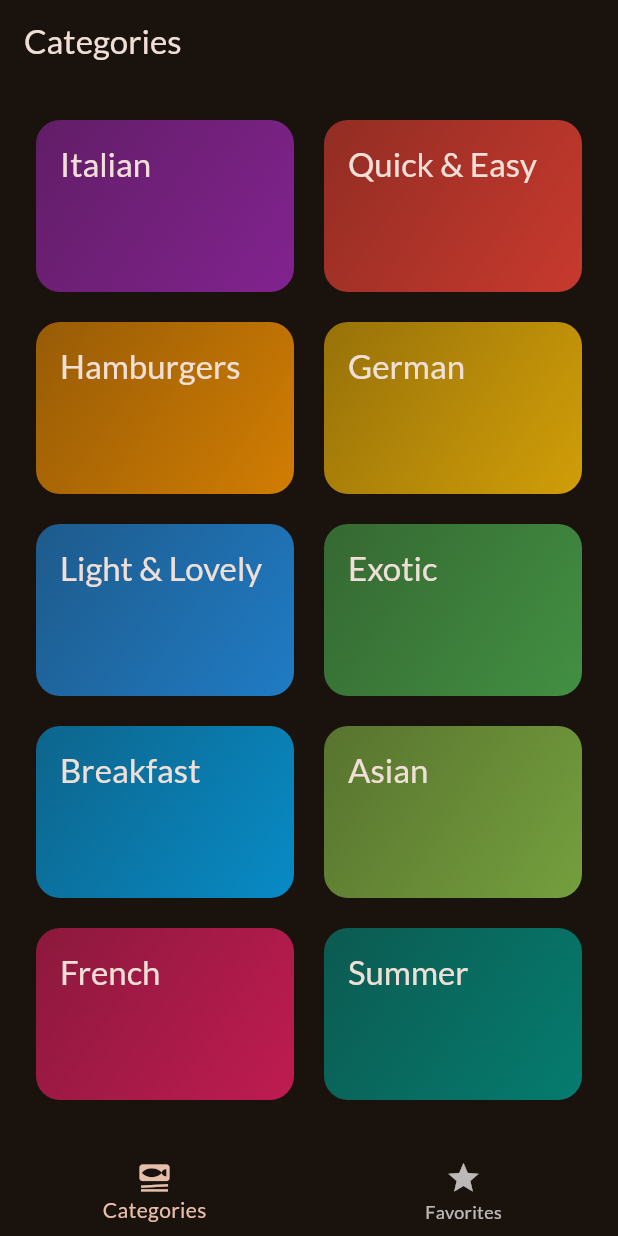
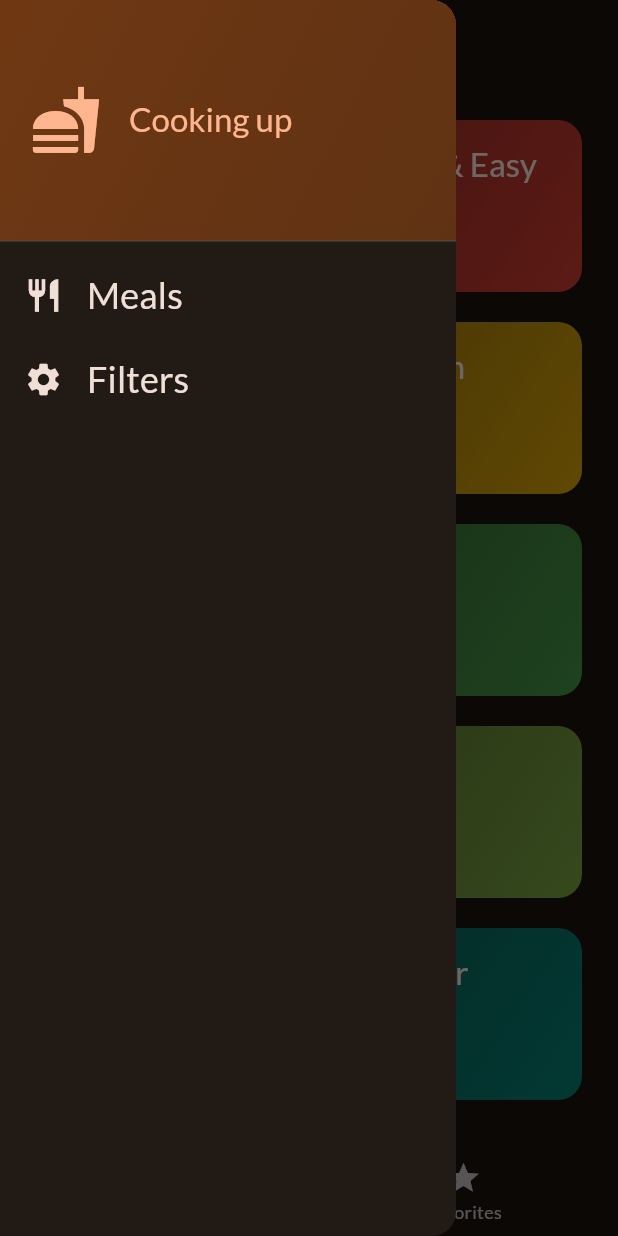
Before and after one commit to AndreNovaisBrito/meal_flutter_app, a Flutter app: the screen it shows after launch, with the side drawer open (before the commit the screen has no drawer), on a phone screen of 412 x 824 dp. Run offline on Flutter 3.47's test engine with Material 3 defaults, Android fonts, the phone set to English and light mode, and no system bars; our stand-ins replace google_fonts, transparent_image.

Commit message:
App finished

```diff
--- a/lib/screens/categories.dart
+++ b/lib/screens/categories.dart
@@ -6,12 +6,13 @@ import 'package:meals/screens/meals.dart';
 import 'package:meals/widgets/category_grid_item.dart';
 
 class CategoriesScreen extends StatelessWidget {
-  const CategoriesScreen({super.key, required this.onToggleFavorite});
+  const CategoriesScreen({super.key, required this.onToggleFavorite, required this.availableMeals});
 
   final void Function(Meal meal) onToggleFavorite;
+  final List<Meal> availableMeals;
 
   void _selectCategory(BuildContext context, Category category) {
-    final filteredMeals = dummyMeals
+    final filteredMeals = availableMeals
         .where((meal) => meal.categories.contains(category.id))
         .toList();
 
--- /dev/null
+++ b/lib/screens/main_drawer.dart
@@ -0,0 +1,82 @@
+import 'package:flutter/material.dart';
+
+class MainDrawer extends StatelessWidget {
+  const MainDrawer({super.key, required this.onSelectScreen});
+
+  final void Function(String identifier) onSelectScreen;
+  @override
+  Widget build(BuildContext context) {
+    return Drawer(
+      child: Column(
+        children: [
+          DrawerHeader(
+            padding: const EdgeInsets.all(20),
+            decoration: BoxDecoration(
+              gradient: LinearGradient(
+                colors: [
+                  Theme.of(context).colorScheme.primaryContainer,
+                  Theme.of(context)
+                      .colorScheme
+                      .primaryContainer
+                      .withOpacity(0.8),
+                ],
+                begin: Alignment.topLeft,
+                end: Alignment.bottomRight,
+              ),
+            ),
+            child: Row(
+              children: [
+                Icon(
+                  Icons.fastfood,
+                  size: 48,
+                  color: Theme.of(context).colorScheme.primary,
+                ),
+                const SizedBox(width: 18),
+                Text(
+                  'Cooking up',
+                  style: Theme.of(context).textTheme.titleLarge!.copyWith(
+                        color: Theme.of(context).colorScheme.primary,
+                      ),
+                ),
+              ],
+            ),
+          ),
+          ListTile(
+            leading: Icon(
+              Icons.restaurant,
+              size: 26,
+              color: Theme.of(context).colorScheme.onSurface,
+            ),
+            title: Text(
+              'Meals',
+              style: Theme.of(context).textTheme.titleSmall!.copyWith(
+                    color: Theme.of(context).colorScheme.onSurface,
+                    fontSize: 24,
+                  ),
+            ),
+            onTap: () {
+                    onSelectScreen('meals');
+                },
+          ),
+          ListTile(
+            leading: Icon(
+              Icons.settings,
+              size: 26,
+              color: Theme.of(context).colorScheme.onSurface,
+            ),
+            title: Text(
+              'Filters',
+              style: Theme.of(context).textTheme.titleSmall!.copyWith(
+                    color: Theme.of(context).colorScheme.onSurface,
+                    fontSize: 24,
+                  ),
+            ),
+            onTap: () {
+                    onSelectScreen('filters');
+                },
+          ),
+        ],
+      ),
+    );
+  }
+}
--- a/lib/screens/meal_details.dart
+++ b/lib/screens/meal_details.dart
@@ -17,7 +17,9 @@ class MealDetailsScreen extends StatelessWidget {
         title: Text(meal.title),
         actions: [
           IconButton(
-            onPressed: () {},
+            onPressed: () {
+              onToggleFavorite(meal);
+            },
             icon: const Icon(Icons.star),
           ),
         ],
--- a/lib/screens/tabs.dart
+++ b/lib/screens/tabs.dart
@@ -1,7 +1,17 @@
 import 'package:flutter/material.dart';
+import 'package:meals/data/dummy_data.dart';
 import 'package:meals/models/meal.dart';
 import 'package:meals/screens/categories.dart';
+import 'package:meals/screens/filters.dart';
+import 'package:meals/screens/main_drawer.dart';
 import 'package:meals/screens/meals.dart';
+
+const kInititalFilters = {
+  Filter.glutenFree: false,
+  Filter.lactoseFree: false,
+  Filter.vegetarian: false,
+  Filter.vegan: false,
+};
 
 class TabsScreen extends StatefulWidget {
   const TabsScreen({super.key});
@@ -15,13 +25,29 @@ class TabsScreen extends StatefulWidget {
 class _TabsScreenState extends State<TabsScreen> {
   int _selectedPageIndex = 0;
   final List<Meal> _favoriteMeals = [];
+  Map<Filter, bool> _selectedFilters = kInititalFilters;
+
+  void _showInfoMessage(String message) {
+    ScaffoldMessenger.of(context).clearSnackBars();
+    ScaffoldMessenger.of(context).showSnackBar(
+      SnackBar(
+        content: Text(message),
+      ),
+    );
+  }
 
   void _toggleMealFavoriteStatus(Meal meal) {
     final isExisting = _favoriteMeals.contains(meal);
     if (isExisting) {
-      _favoriteMeals.remove(meal);
+      setState(() {
+        _favoriteMeals.remove(meal);
+        _showInfoMessage('The meal is no longer a favorite');
+      });
     } else {
-      _favoriteMeals.add(meal);
+      setState(() {
+        _favoriteMeals.add(meal);
+        _showInfoMessage('Marked as a favorite');
+      });
     }
   }
 
@@ -31,16 +57,47 @@ class _TabsScreenState extends State<TabsScreen> {
     });
   }
 
+  void _setScreen(String identifier) async {
+    Navigator.of(context).pop();
+    if (identifier == 'filters') {
+      final result = await Navigator.of(context).push<Map<Filter, bool>>(
+        MaterialPageRoute(
+          builder: (ctx) => FiltersScreen(currentFilters: _selectedFilters ,),
+        ),
+      );
+      setState(() {
+        _selectedFilters = result ?? kInititalFilters;
+      });
+    }
+  }
+
   @override
   Widget build(BuildContext context) {
+    final availableMeals = dummyMeals.where((meal) {
+      if (_selectedFilters[Filter.glutenFree]! && !meal.isGlutenFree) {
+        return false;
+      }
+      if (_selectedFilters[Filter.lactoseFree]! && !meal.isLactoseFree) {
+        return false;
+      }
+      if (_selectedFilters[Filter.vegetarian]! && !meal.isVegetarian) {
+        return false;
+      }
+      if (_selectedFilters[Filter.vegan]! && !meal.isVegan) {
+        return false;
+      }
+      return true;
+    }).toList();
+
     Widget activePage = CategoriesScreen(
       onToggleFavorite: _toggleMealFavoriteStatus,
+      availableMeals: availableMeals,
     );
     var activePageTitle = 'Categories';
 
     if (_selectedPageIndex == 1) {
       activePage = MealsScreen(
-        meals: const [],
+        meals: _favoriteMeals,
         onToggleFavorite: _toggleMealFavoriteStatus,
       );
       activePageTitle = 'Your Favorites';
@@ -50,6 +107,7 @@ class _TabsScreenState extends State<TabsScreen> {
       appBar: AppBar(
         title: Text(activePageTitle),
       ),
+      drawer: MainDrawer(onSelectScreen: _setScreen),
       body: activePage,
       bottomNavigationBar: BottomNavigationBar(
         onTap: _selectPage,
```
Also changed, not shown: lib/screens/filters.dart (added, +153 -0 lines), 1 other file.
